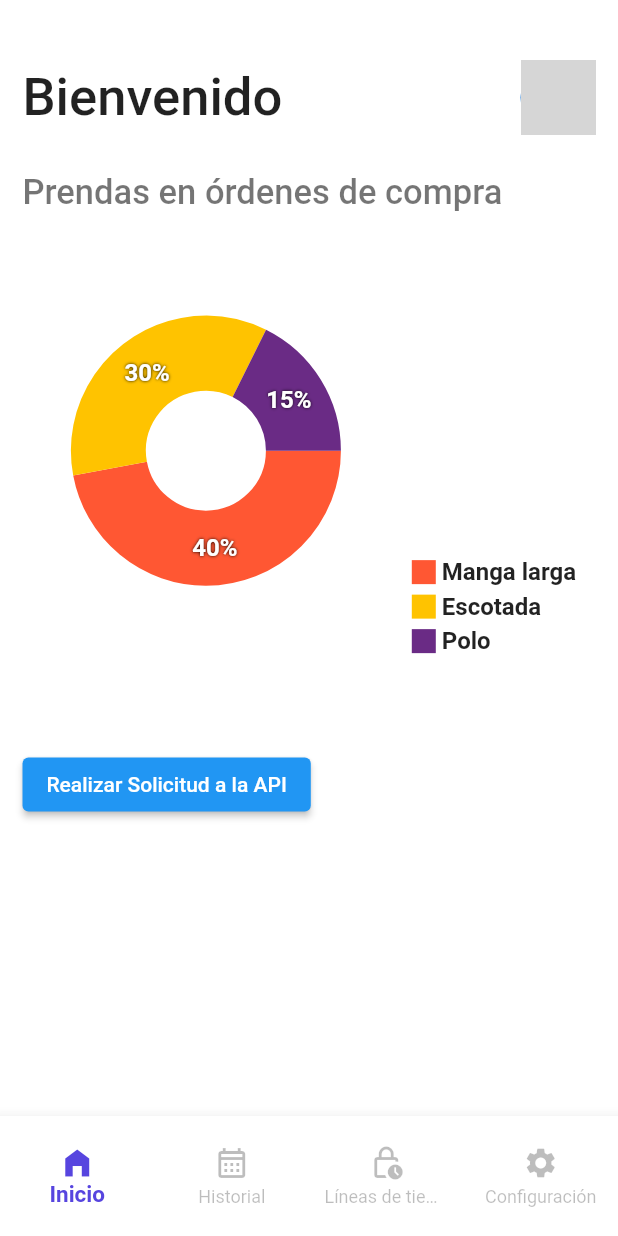
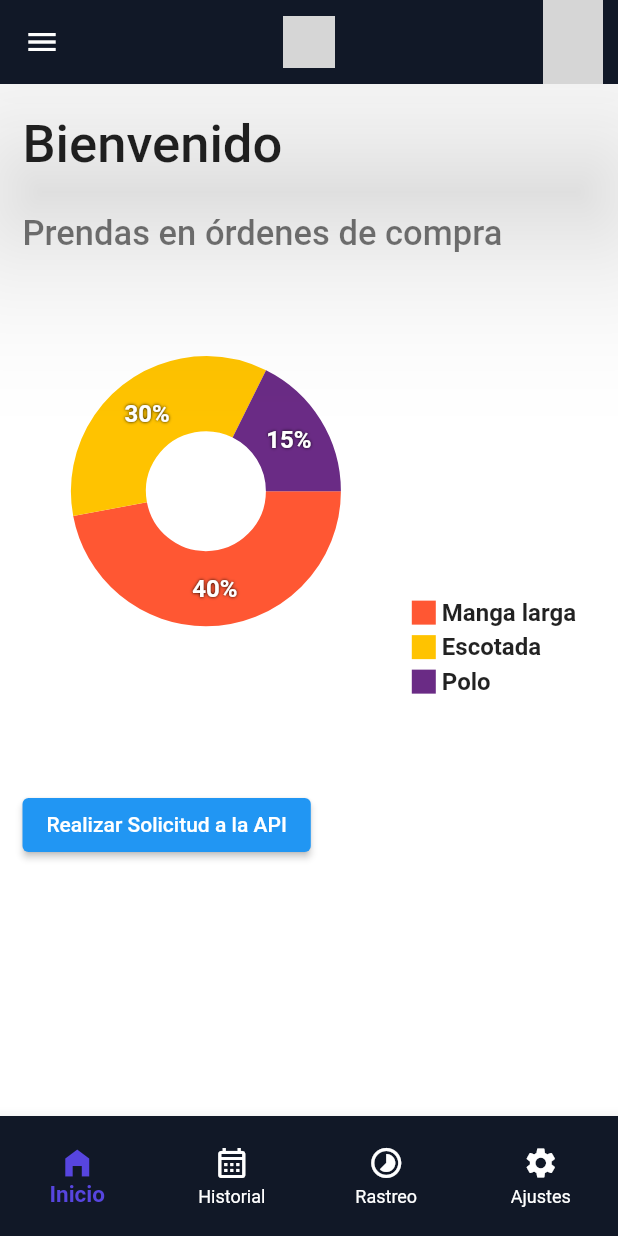
Before and after one commit to Quinta707/simexpro-app, a Flutter app: the NavBarRoots screen opened directly, on a phone screen of 412 x 824 dp. Run offline on Flutter 3.47's test engine with Material 2 defaults, Android fonts, the phone set to English and light mode, and no system bars; drawn by our look-alikes of fl_chart; our stand-ins replace cherry_toast, shared_preferences; missing offline and left inert: custom_clippers, random_string_generator; accounts and stored records are empty; network calls fail; grey boxes are pictures that could not be loaded.

Commit message:
Hay diseño

```diff
--- a/simexpro-app/lib/screens/home_screen.dart
+++ b/simexpro-app/lib/screens/home_screen.dart
@@ -18,7 +18,7 @@ class HomeScreen extends StatelessWidget {
   Widget build(BuildContext context) {
     return SingleChildScrollView(
         child: Padding(
-          padding: const EdgeInsets.only(top: 40),
+          padding: const EdgeInsets.only(top: 20),
           child: Column(
             crossAxisAlignment: CrossAxisAlignment.start,
             children: [
@@ -33,10 +33,6 @@ class HomeScreen extends StatelessWidget {
                         fontSize: 35,
                         fontWeight: FontWeight.w500,
                       ),
-                    ),
-                    CircleAvatar(
-                      radius: 25,
-                      backgroundImage: NetworkImage(image),
                     ),
                   ],
                 ),
--- a/simexpro-app/lib/widgets/navbar_roots.dart
+++ b/simexpro-app/lib/widgets/navbar_roots.dart
@@ -1,5 +1,7 @@
 import 'package:flutter/cupertino.dart';
 import 'package:flutter/material.dart';
+import 'package:flutter/services.dart';
+import 'package:shared_preferences/shared_preferences.dart';
 import 'package:simexpro/screens/home_screen.dart';
 import 'package:simexpro/screens/historial_screen.dart';
 import 'package:simexpro/screens/settings_screen.dart';
@@ -10,7 +12,10 @@ class NavBarRoots extends StatefulWidget {
   @override
   State<NavBarRoots> createState() => _NavBarRootsState();
 }
-
+Future<void>Imagen() async{
+  SharedPreferences prefs = await SharedPreferences.getInstance();
+  image =  prefs.getString('image');
+}
 class _NavBarRootsState extends State<NavBarRoots> {
   int _selectedIndex = 0;
   final _screens = [
@@ -21,17 +26,64 @@ class _NavBarRootsState extends State<NavBarRoots> {
   ];
 
   @override
+  void initState() {
+    // TODO: implement initState
+    super.initState();
+    Imagen();
+  }
   Widget build(BuildContext context) {
     return Scaffold(
+      appBar: AppBar(
+        title: const Image(height: 35, image: NetworkImage('https://i.ibb.co/HgdBM0r/slogan.png')),
+        centerTitle: true,
+        actions: <Widget>[
+          Padding(
+            padding: EdgeInsets.only(right: 10),
+            child: CircleAvatar(
+            radius: 20,
+            backgroundImage: NetworkImage(image),
+
+          ),
+          )
+
+
+          //  Positioned(
+          //     top: .0,
+          //     left: .0,
+          //     right: 10,
+          //     child: Center(
+          //       child: CircleAvatar(
+          //         radius: 20,
+          //         backgroundImage: NetworkImage(image),
+          //       ),
+          //     ),
+          //   )
+
+
+          // IconButton(
+          //   icon: const Icon(Icons.settings),
+          //   tooltip: 'Ajustes',
+          //   onPressed: () {},
+          // ),
+        ],
+        backgroundColor: Color.fromRGBO(17, 24, 39, 1),
+        elevation: 50.0,
+        leading: IconButton(
+          icon: const Icon(Icons.menu),
+          tooltip: 'Menú',
+          onPressed: () {},
+        ),
+        systemOverlayStyle: SystemUiOverlayStyle.light,
+      ),
       backgroundColor: Colors.white,
       body: _screens[_selectedIndex],
       bottomNavigationBar: Container(
         height: 80,
         child: BottomNavigationBar(
-          backgroundColor: Colors.white,
+          backgroundColor: Color.fromRGBO(17, 24, 39, 1),
           type: BottomNavigationBarType.fixed,
           selectedItemColor: Color.fromRGBO(87, 69, 223, 1),
-          unselectedItemColor: Colors.black26,
+          unselectedItemColor: Colors.white,
           selectedLabelStyle: TextStyle(
             fontWeight: FontWeight.bold,
             fontSize: 15,
@@ -52,12 +104,12 @@ class _NavBarRootsState extends State<NavBarRoots> {
                 label: "Historial"),
 
              BottomNavigationBarItem(
-                icon: Icon(Icons.lock_clock_outlined),
-                label: "Líneas de tiempo"),
+                icon: Icon(Icons.timelapse_outlined),
+                label: "Rastreo"),
 
             BottomNavigationBarItem(
                 icon: Icon(Icons.settings),
-                label: "Configuración"),
+                label: "Ajustes"),
           ],
         ),
       ),
```
